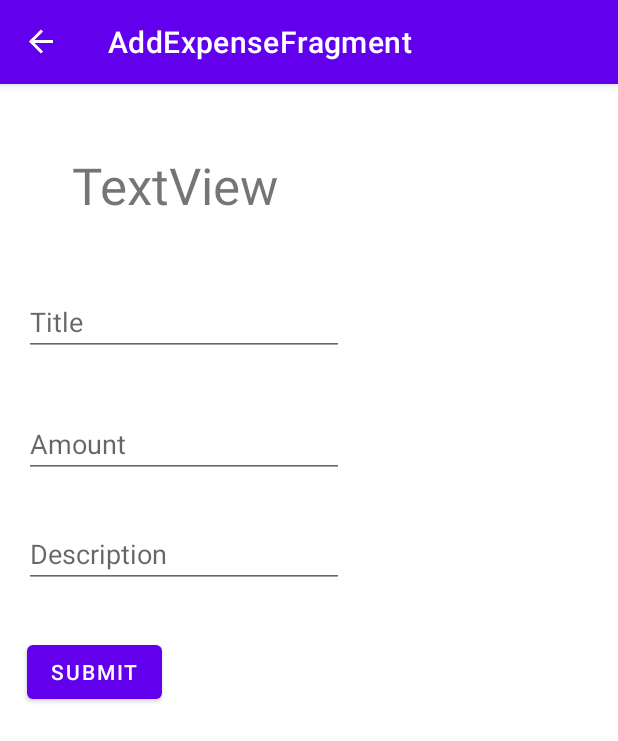
After one commit to mayankk25/Budget-Tracker, an Android app: the AddExpenseFragment screen opened through its navigation route, on a phone screen of 412 x 824 dp. The commit adds this screen. Shown: the top 741 px of the screen. Run offline under Robolectric (Android 15) with nearby library versions, the phone set to English and light mode, and no system bars; our stand-ins replace Firebase (no records; nobody signed in at launch, a user with empty details on screens opened directly), data binding, navigation-ui.

Commit message:
Adding Expense to Firebase

```diff
--- /dev/null
+++ b/app/src/main/java/com/example/budgettracker/AddExpenseFragment.kt
@@ -0,0 +1,71 @@
+package com.example.budgettracker
+
+import android.os.Bundle
+import android.util.Log
+import android.view.LayoutInflater
+import android.view.View
+import android.view.ViewGroup
+import android.widget.Toast
+import androidx.databinding.DataBindingUtil
+import androidx.fragment.app.Fragment
+import androidx.navigation.fragment.findNavController
+import com.example.budgettracker.databinding.AddExpenseFragmentBinding
+import com.example.budgettracker.databinding.LoginFragmentBinding
+import com.example.budgettracker.databinding.MainFragmentBinding
+import com.google.firebase.auth.FirebaseAuth
+import com.google.firebase.auth.ktx.auth
+import com.google.firebase.firestore.ktx.firestore
+import com.google.firebase.ktx.Firebase
+
+class AddExpenseFragment: Fragment() {
+
+    private val TAG = "AddExpenseFragment"
+    private lateinit var auth: FirebaseAuth
+    val db = Firebase.firestore
+
+    override fun onCreateView(inflater: LayoutInflater, container: ViewGroup?, savedInstanceState: Bundle?): View? {
+        super.onCreateView(inflater, container, savedInstanceState)
+
+        val binding: AddExpenseFragmentBinding = DataBindingUtil.inflate(
+            inflater, R.layout.add_expense_fragment, container, false)
+
+        //Initialize Firebase
+        auth = Firebase.auth
+
+        binding.submitButton.setOnClickListener{
+            addExpense(binding, auth)
+        }
+
+        return binding.root
+    }
+
+    public override fun onStart() {
+        super.onStart()
+        // Check if user is signed in (non-null) and update UI accordingly.
+        val currentUser = auth.currentUser
+        if(currentUser != null){
+            currentUser?.reload();
+        }
+    }
+
+    fun addExpense(binding: AddExpenseFragmentBinding, auth: FirebaseAuth) {
+        val expenseData = hashMapOf(
+            "title" to binding.expenseTitle.text.toString(),
+            "amount" to binding.expenseAmount.text.toString(),
+            "description" to binding.expenseDescription.text.toString(),
+            "userID" to auth.currentUser?.uid
+        )
+
+        db.collection("expenses")
+            .add(expenseData)
+            .addOnSuccessListener { documentReference ->
+                Log.i(TAG, "DocumentSnapshot added with ID: ${documentReference.id}")
+                Toast.makeText(context, "Added expense.", Toast.LENGTH_SHORT).show()
+                findNavController().navigate(AddExpenseFragmentDirections.actionAddExpenseFragment2ToMainFragment())
+            }
+            .addOnFailureListener { e ->
+                Log.i(TAG, "Error adding document", e)
+                Toast.makeText(context, "Could not add expense", Toast.LENGTH_SHORT).show()
+            }
+    }
+}
--- a/app/src/main/java/com/example/budgettracker/MainFragment.kt
+++ b/app/src/main/java/com/example/budgettracker/MainFragment.kt
@@ -8,6 +8,7 @@ import android.view.View
 import android.view.ViewGroup
 import androidx.databinding.DataBindingUtil
 import androidx.fragment.app.Fragment
+import androidx.lifecycle.ViewModelProvider
 import androidx.navigation.fragment.findNavController
 import androidx.navigation.ui.NavigationUI
 import com.example.budgettracker.databinding.MainFragmentBinding
@@ -20,6 +21,7 @@ class MainFragment: Fragment() {
     private val TAG = "MainFragment"
 
     private lateinit var auth: FirebaseAuth
+    private lateinit var viewModel: MainFragmentViewModel
     val db = Firebase.firestore
 
     override fun onCreateView(inflater: LayoutInflater, container: ViewGroup?, savedInstanceState: Bundle?): View? {
@@ -30,6 +32,8 @@ class MainFragment: Fragment() {
         auth = Firebase.auth
         val currentUser = auth.currentUser
         binding.textView.text = currentUser?.email.toString()
+
+        viewModel = ViewModelProvider(this).get(MainFragmentViewModel::class.java)
 
         //get data from firestore
         db.collection("users").whereEqualTo("id", currentUser?.uid.toString())
@@ -45,6 +49,10 @@ class MainFragment: Fragment() {
                 Log.w(TAG, "Error getting documents: ", exception)
             }
 
+        binding.addExpenseButton.setOnClickListener {
+            findNavController().navigate(MainFragmentDirections.actionMainFragmentToAddExpenseFragment2())
+        }
+
         return binding.root
     }
 }
--- a/app/src/main/java/com/example/budgettracker/MainFragmentViewModel.kt
+++ b/app/src/main/java/com/example/budgettracker/MainFragmentViewModel.kt
@@ -1,7 +1,14 @@
 package com.example.budgettracker
 
+import android.util.Log
 import androidx.lifecycle.ViewModel
+import com.google.firebase.firestore.ktx.firestore
+import com.google.firebase.ktx.Firebase
 
 class MainFragmentViewModel: ViewModel() {
 
+    override fun onCleared() {
+        super.onCleared()
+        Log.i("MainFragmentViewModel", "MainFragmentViewModel destroyed!")
+    }
 }
--- /dev/null
+++ b/app/src/main/java/com/example/budgettracker/database/Expense.kt
@@ -0,0 +1,10 @@
+package com.example.budgettracker.database
+
+data class Expense(
+    var expenseID: Long,
+    var userID: String,
+    var amount: Double,
+    var title: String,
+    var description: String,
+    var date: Long = System.currentTimeMillis()
+)
--- /dev/null
+++ b/app/src/main/res/layout/add_expense_fragment.xml
@@ -0,0 +1,78 @@
+<?xml version="1.0" encoding="utf-8"?>
+<layout
+    xmlns:android="http://schemas.android.com/apk/res/android"
+    xmlns:app="http://schemas.android.com/apk/res-auto"
+    xmlns:tools="http://schemas.android.com/tools">
+
+    <androidx.constraintlayout.widget.ConstraintLayout
+        android:id="@+id/AddExpenseFragment"
+        android:layout_width="match_parent"
+        android:layout_height="match_parent">
+
+        <TextView
+            android:id="@+id/addExpenseDetails"
+            android:layout_width="wrap_content"
+            android:layout_height="wrap_content"
+            android:text="TextView"
+            android:textSize="34sp"
+            app:layout_constraintBottom_toTopOf="@+id/expenseTitle"
+            app:layout_constraintEnd_toEndOf="parent"
+            app:layout_constraintHorizontal_bias="0.174"
+            app:layout_constraintStart_toStartOf="parent"
+            app:layout_constraintTop_toTopOf="parent"
+            app:layout_constraintVertical_bias="0.49"
+            tools:text="@string/add_expense_details" />
+
+        <EditText
+            android:id="@+id/expenseAmount"
+            android:layout_width="wrap_content"
+            android:layout_height="wrap_content"
+            android:layout_marginBottom="28dp"
+            android:ems="10"
+            android:hint="@string/amount_hint"
+            android:inputType="numberDecimal"
+            app:layout_constraintBottom_toTopOf="@+id/expenseDescription"
+            app:layout_constraintEnd_toEndOf="parent"
+            app:layout_constraintHorizontal_bias="0.079"
+            app:layout_constraintStart_toStartOf="parent" />
+
+        <EditText
+            android:id="@+id/expenseTitle"
+            android:layout_width="wrap_content"
+            android:layout_height="wrap_content"
+            android:layout_marginBottom="36dp"
+            android:ems="10"
+            android:hint="@string/title_hint"
+            android:inputType="textPersonName"
+            app:layout_constraintBottom_toTopOf="@+id/expenseAmount"
+            app:layout_constraintEnd_toEndOf="parent"
+            app:layout_constraintHorizontal_bias="0.079"
+            app:layout_constraintStart_toStartOf="parent" />
+
+        <EditText
+            android:id="@+id/expenseDescription"
+            android:layout_width="wrap_content"
+            android:layout_height="wrap_content"
+            android:layout_marginBottom="32dp"
+            android:ems="10"
+            android:gravity="start|top"
+            android:hint="@string/description_hint"
+            android:inputType="textMultiLine"
+            app:layout_constraintBottom_toTopOf="@+id/submitButton"
+            app:layout_constraintEnd_toEndOf="parent"
+            app:layout_constraintHorizontal_bias="0.079"
+            app:layout_constraintStart_toStartOf="parent" />
+
+        <Button
+            android:id="@+id/submitButton"
+            android:layout_width="wrap_content"
+            android:layout_height="wrap_content"
+            android:layout_marginBottom="352dp"
+            android:text="@string/submit"
+            app:layout_constraintBottom_toBottomOf="parent"
+            app:layout_constraintEnd_toEndOf="parent"
+            app:layout_constraintHorizontal_bias="0.056"
+            app:layout_constraintStart_toStartOf="parent" />
+
+    </androidx.constraintlayout.widget.ConstraintLayout>
+</layout>
--- a/app/src/main/res/layout/main_fragment.xml
+++ b/app/src/main/res/layout/main_fragment.xml
@@ -9,7 +9,7 @@
         android:layout_height="match_parent">
 
         <Button
-            android:id="@+id/button"
+            android:id="@+id/addExpenseButton"
             android:layout_width="wrap_content"
             android:layout_height="wrap_content"
             android:text="@string/add_expense"
@@ -25,7 +25,7 @@
             android:layout_width="wrap_content"
             android:layout_height="wrap_content"
             android:text="TextView"
-            app:layout_constraintBottom_toTopOf="@+id/button"
+            app:layout_constraintBottom_toTopOf="@+id/addExpenseButton"
             app:layout_constraintEnd_toEndOf="parent"
             app:layout_constraintHorizontal_bias="0.747"
             app:layout_constraintStart_toStartOf="parent"
@@ -37,7 +37,7 @@
             android:layout_width="wrap_content"
             android:layout_height="wrap_content"
             android:textSize="24sp"
-            app:layout_constraintBottom_toTopOf="@+id/button"
+            app:layout_constraintBottom_toTopOf="@+id/addExpenseButton"
             app:layout_constraintEnd_toEndOf="parent"
             app:layout_constraintHorizontal_bias="0.036"
             app:layout_constraintStart_toStartOf="parent"
@@ -51,7 +51,7 @@
             android:layout_height="wrap_content"
             android:text="@string/welcome"
             android:textSize="34sp"
-            app:layout_constraintBottom_toTopOf="@+id/button"
+            app:layout_constraintBottom_toTopOf="@+id/addExpenseButton"
             app:layout_constraintEnd_toEndOf="parent"
             app:layout_constraintHorizontal_bias="0.045"
             app:layout_constraintStart_toStartOf="parent"
--- a/app/src/main/res/navigation/navigation.xml
+++ b/app/src/main/res/navigation/navigation.xml
@@ -22,7 +22,11 @@
         android:id="@+id/mainFragment"
         android:name="com.example.budgettracker.MainFragment"
         android:label="MainFragment"
-        tools:layout="@layout/main_fragment" />
+        tools:layout="@layout/main_fragment" >
+        <action
+            android:id="@+id/action_mainFragment_to_addExpenseFragment2"
+            app:destination="@id/addExpenseFragment2" />
+    </fragment>
     <fragment
         android:id="@+id/createAccountFragment"
         android:name="com.example.budgettracker.CreateAccountFragment"
@@ -32,4 +36,13 @@
             android:id="@+id/action_createAccountFragment_to_mainFragment"
             app:destination="@id/mainFragment" />
     </fragment>
+    <fragment
+        android:id="@+id/addExpenseFragment2"
+        android:name="com.example.budgettracker.AddExpenseFragment"
+        android:label="AddExpenseFragment"
+        tools:layout="@layout/add_expense_fragment">
+        <action
+            android:id="@+id/action_addExpenseFragment2_to_mainFragment"
+            app:destination="@id/mainFragment" />
+    </fragment>
 </navigation>
--- a/app/src/main/res/values/strings.xml
+++ b/app/src/main/res/values/strings.xml
@@ -7,4 +7,9 @@
     <string name="add_expense">Add Expense</string>
     <string name="name_hint">Name</string>
     <string name="welcome">Welcome</string>
+    <string name="add_expense_details">Add Expense Details</string>
+    <string name="title_hint">Title</string>
+    <string name="amount_hint">Amount</string>
+    <string name="description_hint">Description</string>
+    <string name="submit">Submit</string>
 </resources>
```
